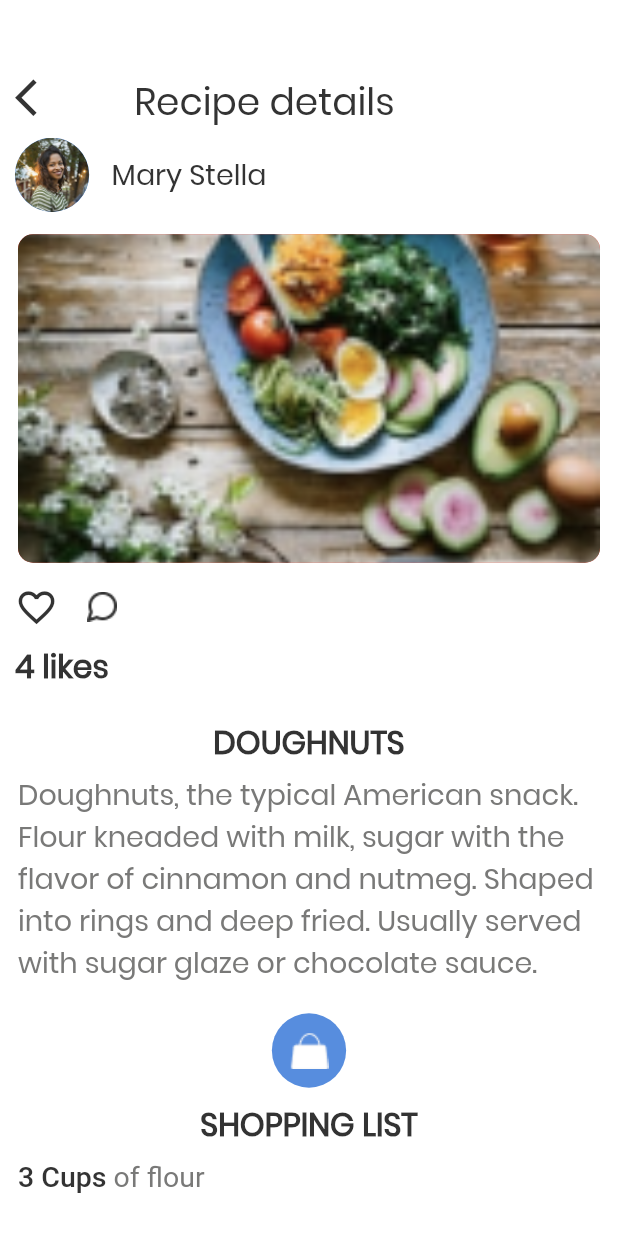
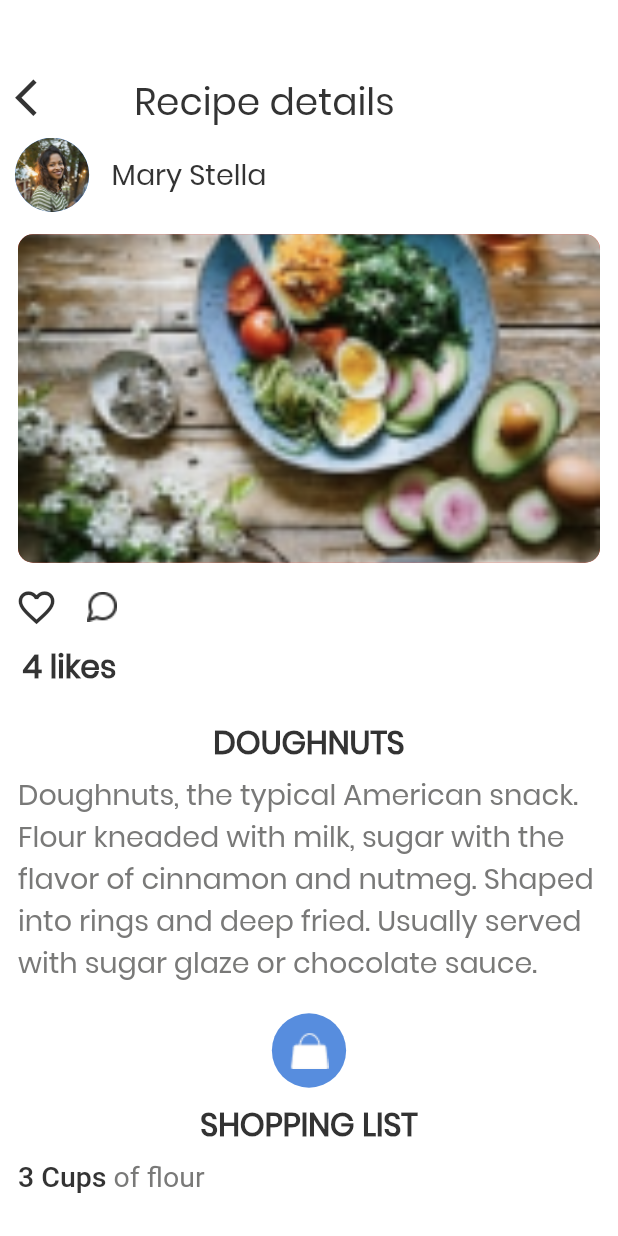
Before and after one commit to hngi/mobileforce-iCook, a Flutter app: the screen it shows after launch, on a phone screen of 412 x 824 dp. Run offline on Flutter 3.47's test engine with Material 2 defaults, Android fonts, the phone set to English and light mode, and no system bars; our stand-ins replace animated_theme_switcher, carousel_pro, connectivity, dio, flutter_screenutil, get and 6 more; accounts and stored records are empty.

Commit message:
Feat: minor alignment made

```diff
--- a/icook_mobile/lib/ui/details_screen/details_screen.dart
+++ b/icook_mobile/lib/ui/details_screen/details_screen.dart
@@ -101,7 +101,7 @@ class DetailsScreen extends StatelessWidget {
                   SizedBox(height: kSpacingUnit.w * 1),
                   Row(
                     children: [
-                      SizedBox(width: kSpacingUnit.w * 1),
+                      SizedBox(width: kSpacingUnit.w * 1.5),
                       Text(
                         '4 likes',
                         style: GoogleFonts.poppins(
```
